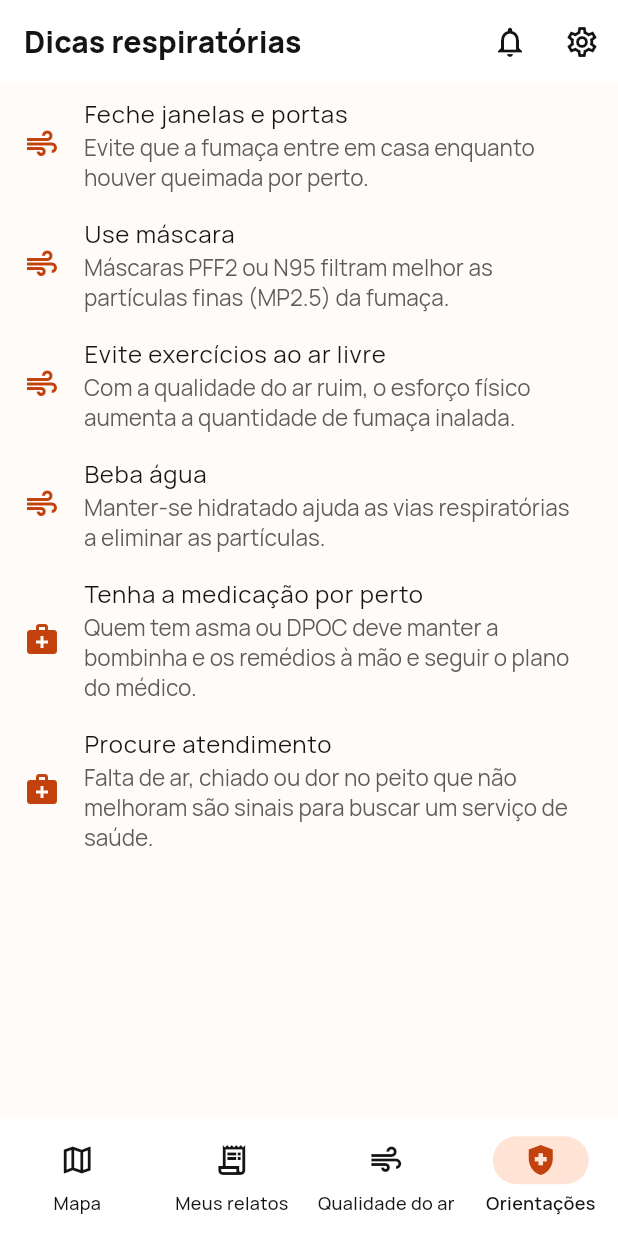
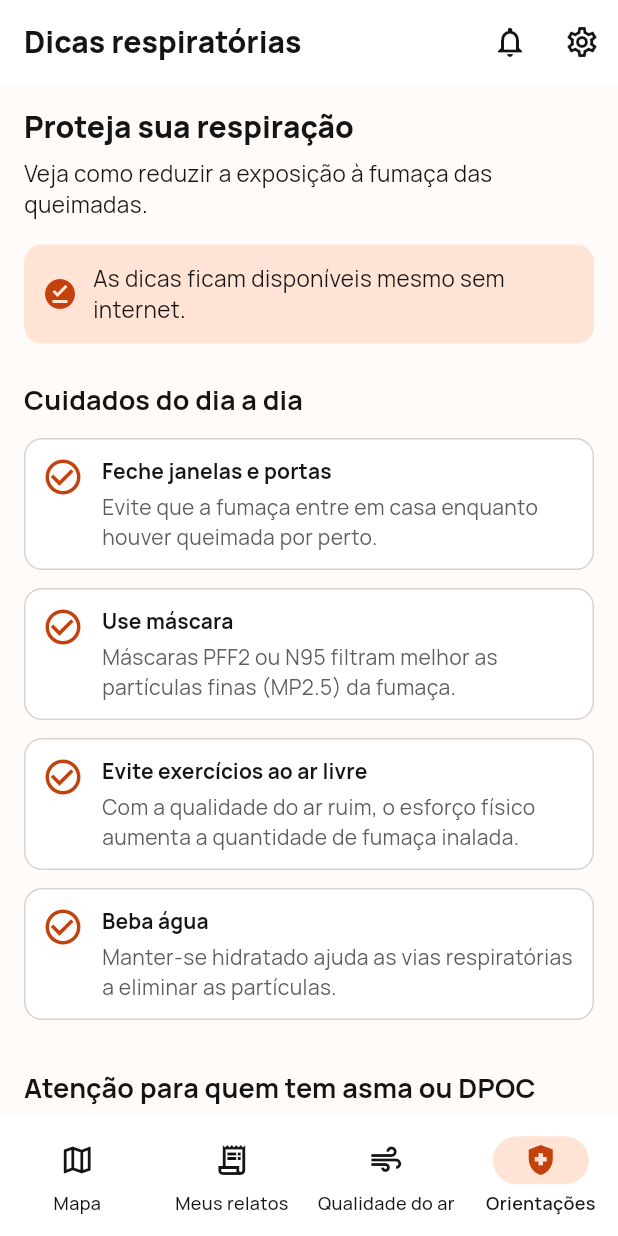
Before and after one commit to OldDeux/QueimadaZero, a Flutter app: the screen it shows after launch, item 4 of the bottom bar chosen, on a phone screen of 412 x 824 dp. Run offline on Flutter 3.47's test engine with Material 3 defaults, Android fonts, the phone set to English and light mode, and no system bars; our stand-ins replace flutter_riverpod, go_router.

Commit message:
feat: implementa tela de dicas respiratorias

```diff
--- a/app/lib/features/dicas/presentation/pages/dicas_page.dart
+++ b/app/lib/features/dicas/presentation/pages/dicas_page.dart
@@ -3,13 +3,11 @@ import 'package:flutter_riverpod/flutter_riverpod.dart';
 
 import '../../../../core/presentation/acoes_topo.dart';
 import '../../../../core/presentation/async_value_view.dart';
+import '../../../../core/theme/app_colors.dart';
 import '../../domain/entities/dica.dart';
 import '../providers/dicas_providers.dart';
 
-/// Lista simples das dicas respiratórias.
-///
-/// Serve de exemplo de ponta a ponta da arquitetura. O visual final é da
-/// issue #13.
+/// Dicas de proteção respiratória, disponíveis mesmo sem internet.
 class DicasPage extends ConsumerWidget {
   const DicasPage({super.key});
 
@@ -24,24 +22,112 @@ class DicasPage extends ConsumerWidget {
         value: ref.watch(dicasProvider),
         onRetry: () => ref.invalidate(dicasProvider),
         data: (dicas) => ListView(
-          children: [for (final dica in dicas) _DicaTile(dica: dica)],
+          padding: const EdgeInsets.all(16),
+          children: [
+            Text(
+              'Proteja sua respiração',
+              style: Theme.of(context).textTheme.titleLarge,
+            ),
+            const SizedBox(height: 8),
+            const Text('Veja como reduzir a exposição à fumaça das queimadas.'),
+            const SizedBox(height: 16),
+            Container(
+              padding: const EdgeInsets.all(12),
+              decoration: BoxDecoration(
+                color: const Color(0xFFFFE4D6),
+                borderRadius: BorderRadius.circular(12),
+              ),
+              child: const Row(
+                children: [
+                  Icon(Icons.offline_pin, color: AppColors.laranjaEscuro),
+                  SizedBox(width: 10),
+                  Expanded(
+                    child: Text(
+                      'As dicas ficam disponíveis mesmo sem internet.',
+                    ),
+                  ),
+                ],
+              ),
+            ),
+            const SizedBox(height: 24),
+            Text(
+              'Cuidados do dia a dia',
+              style: Theme.of(context).textTheme.titleMedium,
+            ),
+            const SizedBox(height: 12),
+            for (final dica in dicas)
+              if (!dica.grupoDeRisco) _DicaCard(dica: dica),
+            if (dicas.any((dica) => dica.grupoDeRisco)) ...[
+              const SizedBox(height: 20),
+              Text(
+                'Atenção para quem tem asma ou DPOC',
+                style: Theme.of(context).textTheme.titleMedium,
+              ),
+              const SizedBox(height: 8),
+              const Text(
+                'Quem tem problemas respiratórios precisa de cuidados extras.',
+              ),
+              const SizedBox(height: 12),
+              for (final dica in dicas)
+                if (dica.grupoDeRisco) _DicaCard(dica: dica),
+            ],
+          ],
         ),
       ),
     );
   }
 }
 
-class _DicaTile extends StatelessWidget {
-  const _DicaTile({required this.dica});
+class _DicaCard extends StatelessWidget {
+  const _DicaCard({required this.dica});
 
   final Dica dica;
 
   @override
   Widget build(BuildContext context) {
-    return ListTile(
-      leading: Icon(dica.grupoDeRisco ? Icons.medical_services : Icons.air),
-      title: Text(dica.titulo),
-      subtitle: Text(dica.descricao),
+    return Card(
+      margin: const EdgeInsets.only(bottom: 12),
+      color: dica.grupoDeRisco ? const Color(0xFFFFF1EC) : AppColors.branco,
+      child: Padding(
+        padding: const EdgeInsets.all(12),
+        child: Row(
+          crossAxisAlignment: CrossAxisAlignment.start,
+          children: [
+            Icon(
+              dica.grupoDeRisco
+                  ? Icons.medical_services_outlined
+                  : Icons.check_circle_outline,
+              color: dica.grupoDeRisco
+                  ? AppColors.vermelho
+                  : AppColors.laranjaEscuro,
+              size: 28,
+            ),
+            const SizedBox(width: 12),
+            Expanded(
+              child: Column(
+                crossAxisAlignment: CrossAxisAlignment.start,
+                children: [
+                  Text(
+                    dica.titulo,
+                    style: Theme.of(context).textTheme.titleSmall?.copyWith(
+                      fontWeight: FontWeight.w700,
+                      color: AppColors.preto,
+                    ),
+                  ),
+                  const SizedBox(height: 4),
+                  Text(
+                    dica.descricao,
+                    style: const TextStyle(
+                      fontSize: 14,
+                      color: AppColors.cinza,
+                    ),
+                  ),
+                ],
+              ),
+            ),
+          ],
+        ),
+      ),
     );
   }
 }
```
Also changed, not shown: 2 other files.
